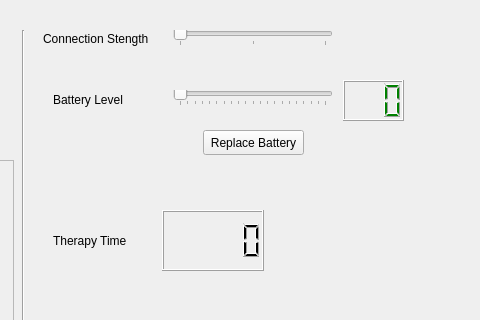
Before: the Qt Designer form mainwindow.ui in PeterKBailey/Oasis-Pro-Simulator, drawn with Qt 5; both pictures show x 797 to 1277 and y 0 to 320 of the 1277 by 783 pixel window.
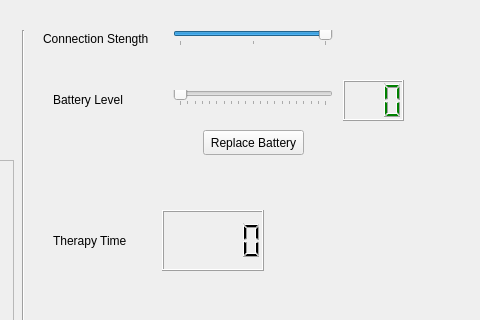
After: the same form once the commit is applied.

The edit to the form file:
```diff
--- a/mainwindow.ui
+++ b/mainwindow.ui
@@ -144,6 +144,9 @@
     <property name="maximum">
      <number>2</number>
     </property>
+    <property name="value">
+     <number>2</number>
+    </property>
     <property name="orientation">
      <enum>Qt::Horizontal</enum>
     </property>
```
